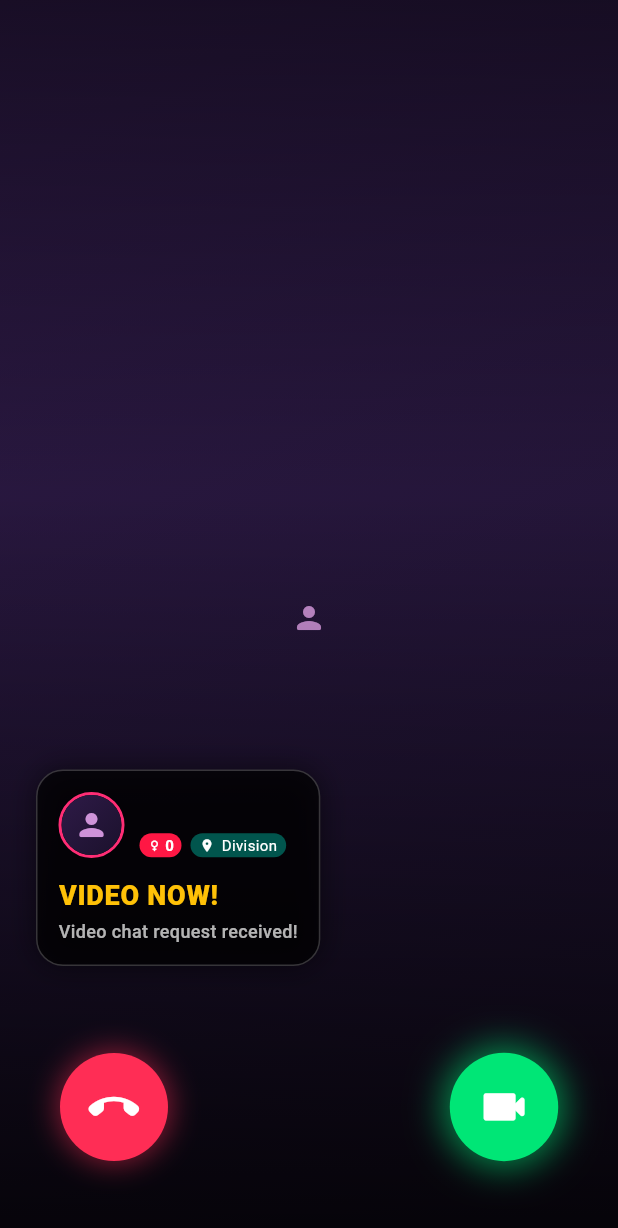
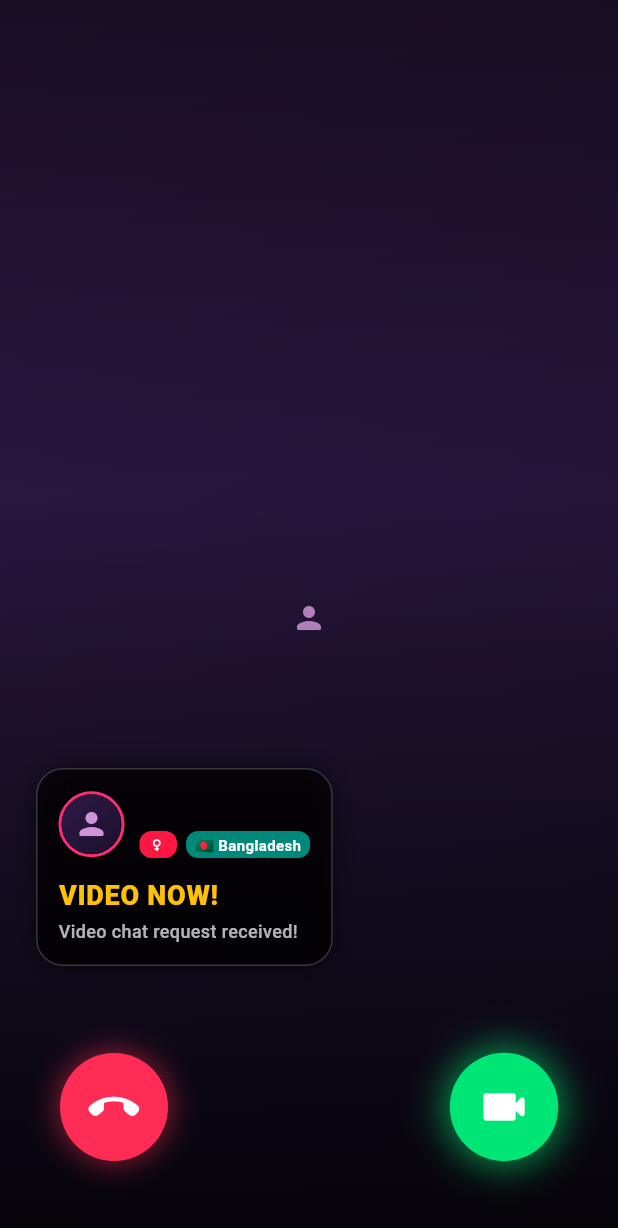
Before and after one commit to Nazmul64/Chinchins-live, a Flutter app: the IncomingCallScreen screen opened directly with empty values, on a phone screen of 412 x 824 dp. Shown: the top 1228 px of the screen. Run offline on Flutter 3.47's test engine with Material 3 defaults, Android fonts, the phone set to English and light mode, and no system bars; our stand-ins replace audioplayers, cached_network_image, flutter_svg, hive_flutter, image_picker, permission_handler and 2 more; missing offline and left inert: agora_rtc_engine, dart_pusher_channels, flutter_callkit_incoming, flutter_foreground_task, flutter_webrtc, livekit_client and 1 more; accounts and stored records are empty; network calls fail.

Commit message:
fix(call): fix automatic call termination, filter events by callId, show caller country/age/gender in ringing screen

```diff
--- a/lib/core/models/model_profile.dart
+++ b/lib/core/models/model_profile.dart
@@ -10,6 +10,7 @@ class ModelProfile {
   final String? email;
   final String? gender;
   final String? city;
+  final String country;
   final int age;
   final String location;
   final String intro;
@@ -53,6 +54,8 @@ class ModelProfile {
     this.email,
     this.gender,
     this.city,
+    this.country = 'Bangladesh',
+
     required this.age,
     required this.location,
     required this.intro,
@@ -97,6 +100,7 @@ class ModelProfile {
     String? email,
     String? gender,
     String? city,
+    String? country,
     int? age,
     String? location,
     String? intro,
@@ -139,6 +143,8 @@ class ModelProfile {
       email: email ?? this.email,
       gender: gender ?? this.gender,
       city: city ?? this.city,
+      country: country ?? this.country,
+
       age: age ?? this.age,
       location: location ?? this.location,
       intro: intro ?? this.intro,
@@ -412,6 +418,7 @@ class ModelProfile {
       email: email,
       gender: gender,
       city: city,
+      country: json['country']?.toString() ?? json['country_name']?.toString() ?? json['location']?.toString() ?? 'Bangladesh',
       age: json['age'] is int ? json['age'] : (int.tryParse('${json['age']}') ?? 25),
       location: json['country'] ?? json['location'] ?? 'Pakistan',
       intro: json['introduction'] ?? json['intro'] ?? 'Welcome to Chinchins Live! ✨',
--- a/lib/features/call/screens/incoming_call_screen.dart
+++ b/lib/features/call/screens/incoming_call_screen.dart
@@ -286,6 +286,7 @@ class _IncomingCallScreenState extends State<IncomingCallScreen>
           ),
 
           // কলার ইনফো কার্ড
+          // Caller Information Card
           Positioned(
             left: 24,
             bottom: 180,
@@ -341,18 +342,30 @@ class _IncomingCallScreenState extends State<IncomingCallScreen>
                           Row(
                             children: [
                               Container(
-                                padding: const EdgeInsets.symmetric(horizontal: 5, vertical: 1),
+                                padding: const EdgeInsets.symmetric(horizontal: 6, vertical: 2),
                                 decoration: BoxDecoration(
-                                  color: AppColors.badgePink,
+                                  color: ((widget.model.gender?.toLowerCase() ?? '') == 'male' ||
+                                          (widget.initialSessionData?['caller_gender'] ?? '') == 'male' ||
+                                          (widget.initialSessionData?['caller']?['gender'] ?? '') == 'male')
+                                      ? const Color(0xFF2979FF)
+                                      : AppColors.badgePink,
                                   borderRadius: BorderRadius.circular(8),
                                 ),
                                 child: Row(
                                   mainAxisSize: MainAxisSize.min,
                                   children: [
-                                    const Icon(Icons.female_rounded, color: Colors.white, size: 10),
+                                    Icon(
+                                      ((widget.model.gender?.toLowerCase() ?? '') == 'male' ||
+                                              (widget.initialSessionData?['caller_gender'] ?? '') == 'male' ||
+                                              (widget.initialSessionData?['caller']?['gender'] ?? '') == 'male')
+                                          ? Icons.male_rounded
+                                          : Icons.female_rounded,
+                                      color: Colors.white,
+                                      size: 11,
+                                    ),
                                     const SizedBox(width: 2),
                                     Text(
-                                      '${widget.model.age}',
+                                      '',
                                       style: const TextStyle(
                                         color: Colors.white,
                                         fontSize: 10,
@@ -364,21 +377,29 @@ class _IncomingCallScreenState extends State<IncomingCallScreen>
                               ),
                               const SizedBox(width: 6),
                               Container(
-                                padding: const EdgeInsets.symmetric(horizontal: 6, vertical: 1),
+                                padding: const EdgeInsets.symmetric(horizontal: 6, vertical: 2),
                                 decoration: BoxDecoration(
-                                  color: const Color(0xFF00796B).withValues(alpha: 0.7),
+                                  color: const Color(0xFF00897B),
                                   borderRadius: BorderRadius.circular(8),
                                 ),
                                 child: Row(
                                   mainAxisSize: MainAxisSize.min,
                                   children: [
-                                    const Icon(Icons.location_on, color: Colors.white, size: 10),
-                                    const SizedBox(width: 2),
                                     Text(
-                                      '${widget.model.location} Division',
+                                      (widget.model.country.toLowerCase().contains('india') ||
+                                              (widget.initialSessionData?['caller_country'] ?? '').toString().toLowerCase().contains('india'))
+                                          ? '🇮🇳 '
+                                          : '🇧🇩 ',
+                                      style: const TextStyle(fontSize: 10),
+                                    ),
+                                    Text(
+                                      (widget.model.country.isNotEmpty && widget.model.country != 'null')
+                                          ? widget.model.country
+                                          : (widget.initialSessionData?['caller_country'] ?? widget.model.location).toString(),
                                       style: const TextStyle(
                                         color: Colors.white,
                                         fontSize: 10,
+                                        fontWeight: FontWeight.w600,
                                       ),
                                     ),
                                   ],
@@ -413,8 +434,6 @@ class _IncomingCallScreenState extends State<IncomingCallScreen>
               ),
             ),
           ),
-
-          // কল রিসিভ ও ডিক্লাইন বাটন
           Positioned(
             bottom: 50,
             left: 40,
```
Also changed, not shown: lib/core/services/signaling_service.dart (+19 -18 lines), lib/features/call/screens/agora_call_screen.dart (+21 -3 lines), lib/features/call/screens/live_room_screen.dart (+5 -2 lines), lib/features/call/screens/video_call_screen.dart (+25 -1 lines), lib/features/navigation/screens/main_navigation_screen.dart (+29 -2 lines).
